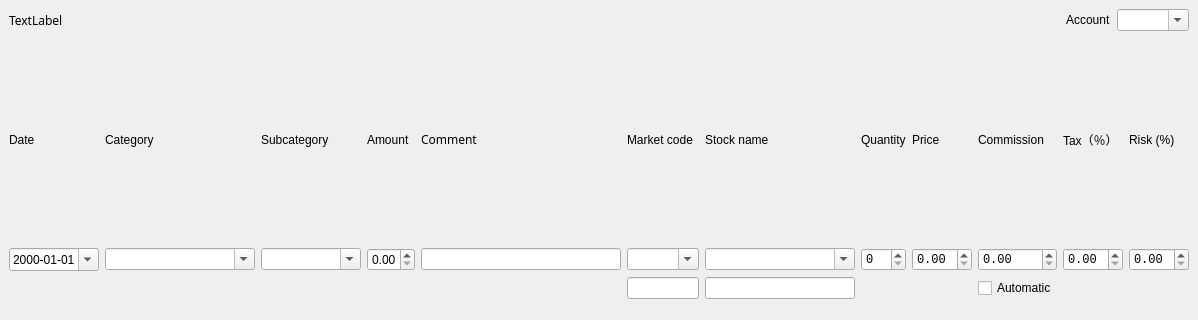
First picture: the form in lisa/pyqt/viewpyqt.ui, repository rockwolf/python, before the edit; both pictures show x 0 to 1198 and y 0 to 320 of the 1198 by 600 pixel window.
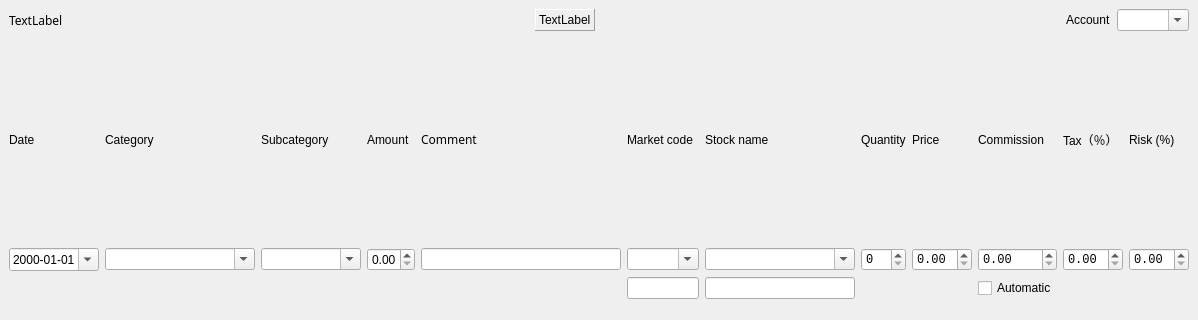
Second picture: the form after the edit.

Commit message: Updated a lot. Trying to get the output of v_rep_check in the gui.

Diff of the .ui file:
```diff
--- a/lisa/pyqt/viewpyqt.ui
+++ b/lisa/pyqt/viewpyqt.ui
@@ -22,7 +22,7 @@
         <property name="sizeConstraint">
          <enum>QLayout::SetFixedSize</enum>
         </property>
-        <item row="0" column="5">
+        <item row="0" column="6">
          <widget class="QComboBox" name="cmb_account">
           <property name="inputMethodHints">
            <set>Qt::ImhLowercaseOnly</set>
@@ -32,20 +32,20 @@
           </property>
          </widget>
         </item>
-        <item row="0" column="3">
-         <spacer name="horizontalSpacer_6">
-          <property name="orientation">
-           <enum>Qt::Horizontal</enum>
-          </property>
-          <property name="sizeHint" stdset="0">
-           <size>
-            <width>40</width>
-            <height>20</height>
-           </size>
-          </property>
-         </spacer>
-        </item>
         <item row="0" column="4">
+         <spacer name="horizontalSpacer_6">
+          <property name="orientation">
+           <enum>Qt::Horizontal</enum>
+          </property>
+          <property name="sizeHint" stdset="0">
+           <size>
+            <width>40</width>
+            <height>20</height>
+           </size>
+          </property>
+         </spacer>
+        </item>
+        <item row="0" column="5">
          <widget class="QLabel" name="lbl_account">
           <property name="text">
            <string>Account</string>
@@ -64,6 +64,32 @@
           </property>
          </widget>
         </item>
+        <item row="0" column="2">
+         <widget class="QLabel" name="lbl_check">
+          <property name="frameShape">
+           <enum>QFrame::Panel</enum>
+          </property>
+          <property name="frameShadow">
+           <enum>QFrame::Raised</enum>
+          </property>
+          <property name="text">
+           <string>TextLabel</string>
+          </property>
+         </widget>
+        </item>
+        <item row="0" column="1">
+         <spacer name="horizontalSpacer">
+          <property name="orientation">
+           <enum>Qt::Horizontal</enum>
+          </property>
+          <property name="sizeHint" stdset="0">
+           <size>
+            <width>40</width>
+            <height>20</height>
+           </size>
+          </property>
+         </spacer>
+        </item>
        </layout>
       </item>
       <item>
```
The commit also changes 6 other files.
